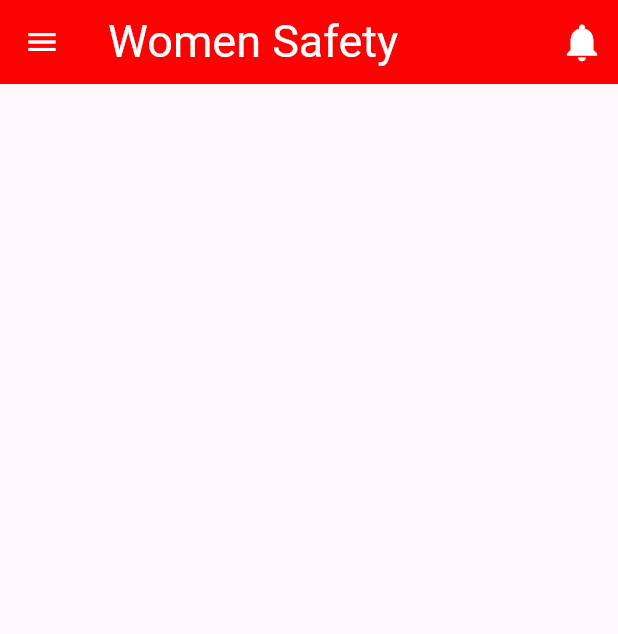
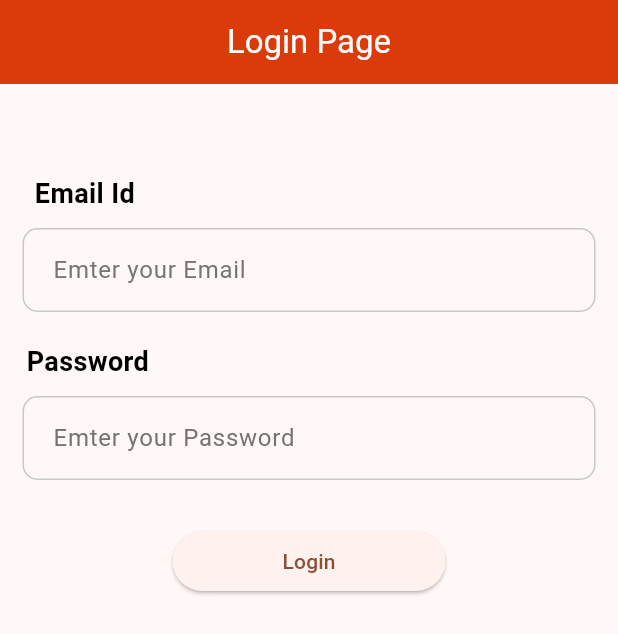
Before and after one commit to Muthuraja997/SIH_Women_Safety, a Flutter app: the screen it shows after launch, on a phone screen of 412 x 824 dp. Shown: the top 634 px of the screen. Run offline on Flutter 3.47's test engine with Material 3 defaults, Android fonts, the phone set to English and light mode, and no system bars; our stand-ins replace firebase_auth, firebase_core, firebase_messaging; accounts and stored records are empty; generated files the repository leaves out were written again.

Commit message:
update folder structure

```diff
--- /dev/null
+++ b/lib/auth/authentication_wrapper.dart
@@ -0,0 +1,28 @@
+import 'package:firebase_auth/firebase_auth.dart';
+import 'package:flutter/material.dart';
+import 'package:sih_women_safety/auth/login_page.dart';
+import 'package:sih_women_safety/pages/home_page.dart';
+
+class AuthenticationWrapper extends StatelessWidget {
+  const AuthenticationWrapper({super.key});
+
+  @override
+  Widget build(BuildContext context) {
+    return StreamBuilder(
+      stream: FirebaseAuth.instance.authStateChanges(),
+      builder: (context, AsyncSnapshot<User?> snapshot) {
+        if (snapshot.connectionState == ConnectionState.waiting) {
+          return const Center(
+            child: CircularProgressIndicator(), // Loading indicator fixed
+          );
+        } else {
+          if (snapshot.hasData) {
+            return HomePage(user: snapshot.data!); // User is logged in
+          } else {
+            return const LoginPage(); // User is not logged in
+          }
+        }
+      },
+    );
+  }
+}
--- /dev/null
+++ b/lib/auth/login_page.dart
@@ -0,0 +1,133 @@
+
+import 'package:firebase_auth/firebase_auth.dart';
+import 'package:flutter/material.dart';
+
+class LoginPage extends StatefulWidget {
+  const LoginPage({super.key});
+
+  @override
+  State<LoginPage> createState() => _LoginPageState();
+}
+
+class _LoginPageState extends State<LoginPage> {
+  final TextEditingController _email=TextEditingController();
+  final TextEditingController _password=TextEditingController();
+
+  signInWithEmailAndPassword() async{
+    try{
+      await FirebaseAuth.instance.signInWithEmailAndPassword(
+        email: _email.text, password: _password.text);
+    }on FirebaseAuthException catch (e){
+      if(e.code=='user-not-found')
+      {
+        print('No User found');
+      }else if(e.code=='Wrong-password'){
+        print('Wrong password');
+      }
+    }
+  }
+  @override
+  Widget build(BuildContext context) {
+    return Scaffold(
+      appBar: AppBar(
+        backgroundColor: const Color.fromARGB(255, 219, 59, 10),
+        centerTitle: true,
+        title: const Text(
+          "Login Page",
+          style: TextStyle(color:Colors.white),
+        ),
+      ),
+      body: ListView(
+        children: [
+          Padding(
+            padding:const EdgeInsets.only(top:60.0,left:15.0,right:15.0),
+            child:Column(
+              children: [
+                 const Padding(
+                   padding: EdgeInsets.only(left:1.0),
+                   child: Padding(
+                     padding: EdgeInsets.only(right: 300.0,bottom:10.0),
+                     child: Text(
+                                'Email Id', // Label Text
+                                style: TextStyle(
+                                  fontSize: 18.0, // Customize label size
+                                  fontWeight: FontWeight.bold, // Make label bold
+                                  color: Colors.black, // Label color
+                                ),
+                              ),
+                   ),
+                 ),
+                TextField(
+                  controller: _email,
+
+                  decoration: const InputDecoration(
+                     border: OutlineInputBorder(
+                                  borderRadius:
+                                      BorderRadius.all(Radius.circular(10)),
+                                  gapPadding: 6,
+                                ),
+                                enabledBorder: OutlineInputBorder(
+                                  borderRadius:
+                                      BorderRadius.all(Radius.circular(10)),
+                                  borderSide: BorderSide(
+                                      color: Color.fromARGB(255, 199, 200, 201),
+                                      width: 1.0),
+                                ),
+                                hintText: ' Emter your Email',
+                                hintStyle: TextStyle(
+                                  color: Color.fromARGB(255, 120, 116, 116),
+                                )),
+                  ),
+
+                const Padding(
+                  padding: EdgeInsets.only(top:20.0,right: 295.0,bottom:10.0),
+                  child: Text(
+                              'Password', // Label Text
+                              style: TextStyle(
+                                fontSize: 18.0, // Customize label size
+                                fontWeight: FontWeight.bold, // Make label bold
+                                color: Colors.black, // Label color
+                              ),
+                            ),
+                ),
+                TextField(
+                  controller: _password,
+                  obscureText: true,
+                  decoration: const InputDecoration(
+                     border: OutlineInputBorder(
+                                  borderRadius:
+                                      BorderRadius.all(Radius.circular(10)),
+                                  gapPadding: 6,
+                                ),
+                                enabledBorder: OutlineInputBorder(
+                                  borderRadius:
+                                      BorderRadius.all(Radius.circular(10)),
+                                  borderSide: BorderSide(
+                                      color: Color.fromARGB(255, 199, 200, 201),
+                                      width: 1.0),
+                                ),
+                                hintText: ' Emter your Password',
+                                hintStyle: TextStyle(
+                                  color: Color.fromARGB(255, 118, 113, 113),
+                                )),
+
+                ),
+                Padding(
+                  padding: const EdgeInsets.only(top: 30.0,left:100.0,right: 100.0),
+                  child: SizedBox(
+                    width: double.infinity,
+                    child:ElevatedButton(
+                      onPressed:signInWithEmailAndPassword,
+                      child:const Text("Login"),
+                      ),
+                  ),
+                )
+
+              ],
+            )
+            )
+        ],
+      )
+    );
+  }
+}
--- a/lib/drawer.dart
+++ b/lib/drawer.dart
@@ -1,7 +1,6 @@
-// ignore_for_file: non_constant_identifier_names
+import 'package:flutter/material.dart';
 
-import 'package:flutter/material.dart';
-Drawer main_drawer() {
+Drawer mainDrawer() {
   return Drawer(
     child: Container(
       color: const Color.fromARGB(255, 252, 2, 2),
@@ -24,22 +23,24 @@ Drawer main_drawer() {
               size: 30,
               color: Color.fromARGB(255, 233, 233, 221),
             ),
-          title: Text("Admin",style: TextStyle(color: Colors.white,fontSize: 30),),
+            title: Text(
+              "Admin",
+              style: TextStyle(color: Colors.white, fontSize: 30),
+            ),
           ),
           ListTile(
             leading: Icon(
               Icons.home,
               size: 25,
               color: Colors.white,
-
             ),
             title: Text(
               'Home',
               style: TextStyle(
-                fontSize: 20, color: Color.fromARGB(255, 250, 250, 250)),
-
+                fontSize: 20,
+                color: Color.fromARGB(255, 250, 250, 250),
               ),
-
+            ),
           ),
           ListTile(
             leading: Icon(
@@ -50,7 +51,9 @@ Drawer main_drawer() {
             title: Text(
               'User',
               style: TextStyle(
-                fontSize: 20, color: Color.fromARGB(255, 250, 250, 250)),
+                fontSize: 20,
+                color: Color.fromARGB(255, 250, 250, 250),
+              ),
             ),
           ),
           ListTile(
@@ -61,7 +64,9 @@ Drawer main_drawer() {
             title: Text(
               'Notification settings',
               style: TextStyle(
-                fontSize: 20, color: Color.fromARGB(255, 250, 250, 250)),
+                fontSize: 20,
+                color: Color.fromARGB(255, 250, 250, 250),
+              ),
             ),
           ),
           ListTile(
@@ -70,9 +75,11 @@ Drawer main_drawer() {
               color: Colors.white,
             ),
             title: Text(
-            'Change passward',
+              'Change password',
               style: TextStyle(
-                fontSize: 20, color: Color.fromARGB(255, 250, 250, 250)),
+                fontSize: 20,
+                color: Color.fromARGB(255, 250, 250, 250),
+              ),
             ),
           ),
           ListTile(
@@ -83,10 +90,13 @@ Drawer main_drawer() {
             title: Text(
               'Logout',
               style: TextStyle(
-                fontSize: 20, color: Color.fromARGB(255, 250, 250, 250)),
+                fontSize: 20,
+                color: Color.fromARGB(255, 250, 250, 250),
+              ),
             ),
           ),
         ],
       ),
-  ));
+    ),
+  );
 }
--- a/lib/main.dart
+++ b/lib/main.dart
@@ -1,29 +1,34 @@
+import 'package:firebase_core/firebase_core.dart';
 import 'package:flutter/material.dart';
-import 'package:sih_women_safety/drawer.dart';
+import 'package:sih_women_safety/auth/authentication_wrapper.dart';
+// Importing the notification service
+import 'firebase_options.dart';
+
 void main() async {
+  WidgetsFlutterBinding.ensureInitialized();
+  await Firebase.initializeApp(
+    options: DefaultFirebaseOptions.currentPlatform,
+  );
+
 
   runApp(const MyApp());
 }
+
+
 class MyApp extends StatelessWidget {
   const MyApp({super.key});
 
   @override
   Widget build(BuildContext context) {
     return MaterialApp(
+      title: 'flutter',
+      theme:ThemeData(
+        colorScheme:ColorScheme.fromSeed(seedColor: Colors.deepOrange),
+        useMaterial3: true,
+      ),
+      home:const AuthenticationWrapper(),
       debugShowCheckedModeBanner: false,
-        home: Scaffold(
-          appBar: AppBar(
-            iconTheme: const IconThemeData(color: Colors.white),
-            backgroundColor: const Color.fromARGB(255, 252, 2, 2),
-            title: const Text("Women Safety",style: TextStyle(color: Colors.white,fontSize: 30),),
-            actions: [
-              //const Icon(Icons.search,size: 30,color: Colors.white,),
-              IconButton(icon:const Icon((Icons.notifications),color: Colors.white,size: 30,),onPressed: () {  },),
-            ],
 
-          ),
-          drawer:  main_drawer(),
-        ),
     );
   }
 }
--- a/pubspec.yaml
+++ b/pubspec.yaml
@@ -11,10 +11,15 @@ environment:
   sdk: ^3.5.1
 
 dependencies:
+  firebase_auth: ^5.2.1
+  firebase_core: ^3.4.1
+  firebase_messaging: ^15.1.1
   flutter:
     sdk: flutter
+  flutter_core_httpproxy: ^1.0.1
   flutter_localizations:
     sdk: flutter
+  http: ^1.2.2
 
 dev_dependencies:
   flutter_test:
```
Also changed, not shown: lib/notification_service.dart (added, +45 -0 lines), lib/pages/home_page.dart (added, +44 -0 lines), firebase.json (added), lib/firebase_options.dart (added), pubspec.lock, 7 other files. Lines whose indentation alone changed are shown as unchanged.
